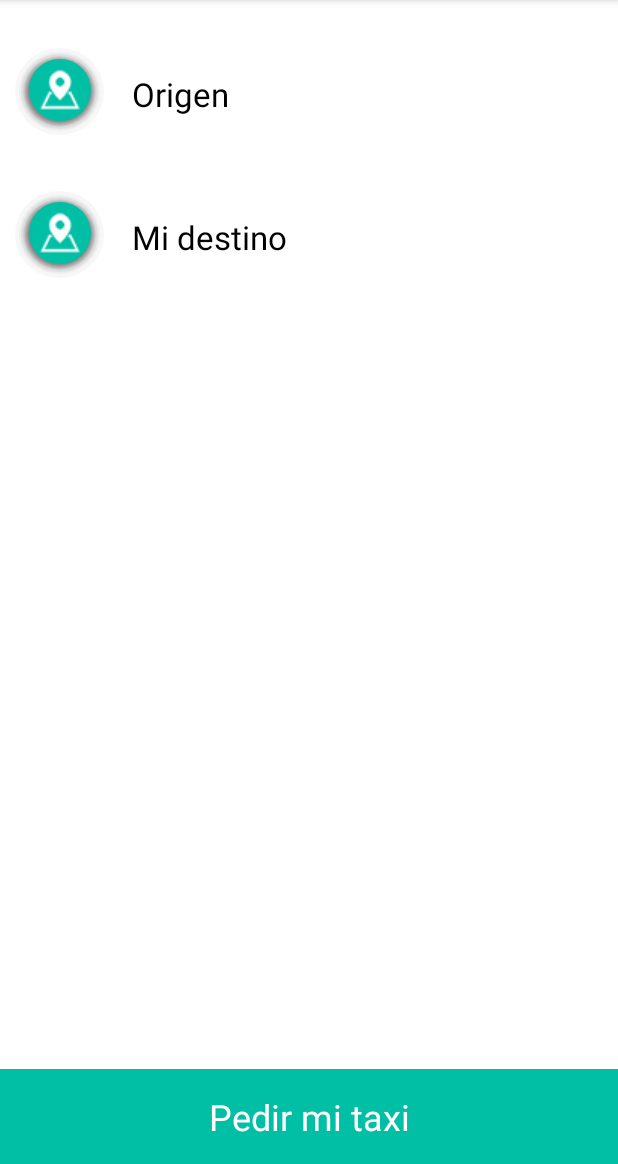
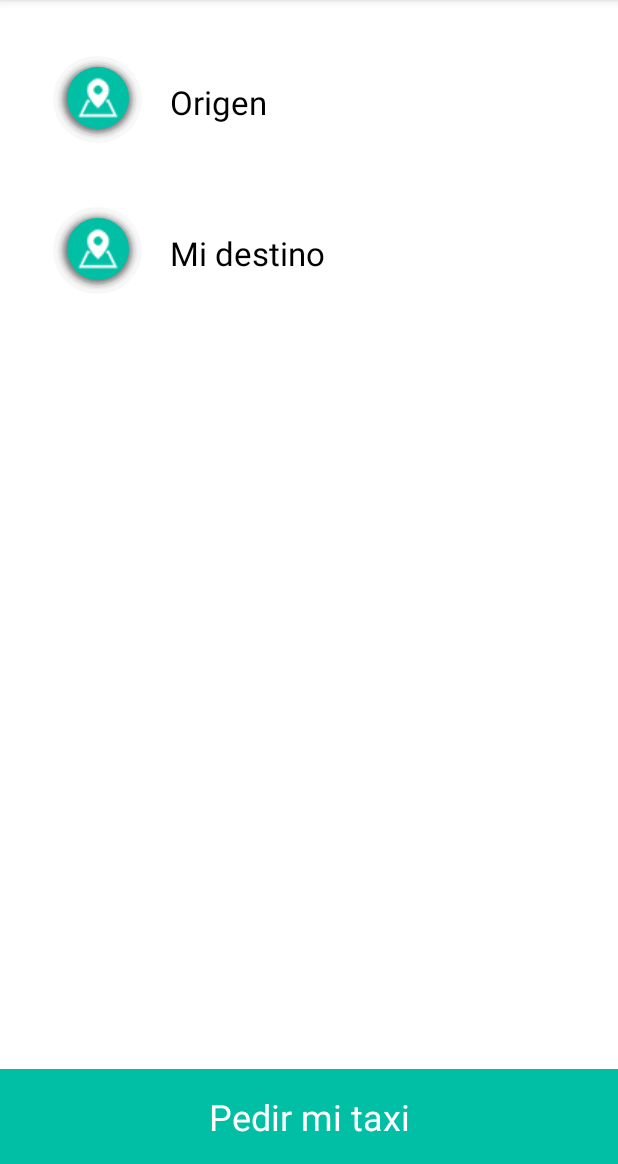
Before and after one commit to breakingRisk/TaxiSeguro, an Android app: the pedirTaxi screen opened directly, with no data from a screen before it, on a phone screen of 412 x 824 dp, the part 72-1236 px from its top. Run offline under Robolectric (Android 15) with nearby library versions, the phone set to English and light mode, and no system bars.

Commit message:
Se realizaron ajustes en vistas de pedirTaxi.xml, e inputText en activity_login.xml

```diff
--- a/TaxiSeguro/app/src/main/AndroidManifest.xml
+++ b/TaxiSeguro/app/src/main/AndroidManifest.xml
@@ -3,6 +3,7 @@
     package="com.example.magdiel.taxiseguro" >
 
     <uses-permission android:name="android.permission.INTERNET" />
+    <uses-permission android:name="android.permission.VIBRATE" />
     <uses-permission android:name="android.permission.SYSTEM_ALERT_WINDOW" />
 
     <application
@@ -10,7 +11,8 @@
         android:icon="@drawable/taxi_launcher"
         android:label="@string/app_name"
         android:supportsRtl="true"
-        android:theme="@style/AppTheme" >
+        android:theme="@style/AppTheme"
+        android:screenOrientation="portrait" >
         <activity android:name=".MainActivity" >
             <intent-filter>
                 <action android:name="android.intent.action.MAIN" />
--- a/TaxiSeguro/app/src/main/java/com/example/magdiel/taxiseguro/pedirTaxi.java
+++ b/TaxiSeguro/app/src/main/java/com/example/magdiel/taxiseguro/pedirTaxi.java
@@ -23,6 +23,8 @@ public class pedirTaxi extends ActionBarActivity implements View.OnClickListener
     private ImageButton b2;
     private ImageButton pop;
     private ImageButton pop1;
+    private Button origenboton;
+    private Button destinoboton;
     private TextView registro;
     private EditText calleOr;
     private EditText colOr;
@@ -31,6 +33,8 @@ public class pedirTaxi extends ActionBarActivity implements View.OnClickListener
     private EditText colDes;
     private EditText cpDes;
     private Resources resources;
+    private TextView origenTable;
+    private TextView destinoTable;
 
 
     @Override
@@ -44,8 +48,14 @@ public class pedirTaxi extends ActionBarActivity implements View.OnClickListener
         pop = (ImageButton)findViewById(R.id.locatePop);
         pop1 = (ImageButton)findViewById(R.id.DestinoPop);
         registro = (TextView)findViewById(R.id.ubicarme);
+        origenTable = (TextView)findViewById(R.id.origentexto);
+        destinoTable = (TextView)findViewById(R.id.destinotexto);
+        origenboton = (Button)findViewById(R.id.botonOrigen);
+        destinoboton = (Button)findViewById(R.id.botonDestino);
         pop.setOnClickListener(this);
         pop1.setOnClickListener(this);
+        origenTable.setOnClickListener(this);
+        destinoTable.setOnClickListener(this);
         registro.setOnClickListener(this);
         Button verifOrigen = (Button)findViewById(R.id.botonOrigen);
         verifOrigen.setOnClickListener(this);
@@ -78,8 +88,7 @@ public class pedirTaxi extends ActionBarActivity implements View.OnClickListener
 
             case R.id.c_session:  //Cerramos sesión
                 Toast.makeText(this, "Cerrando tu sesión...", Toast.LENGTH_SHORT).show();
-                optionToolbar = new Intent(this, MainActivity.class);
-                startActivity(optionToolbar);
+                finish();
                 return true;
 
             default:
@@ -255,18 +264,38 @@ public class pedirTaxi extends ActionBarActivity implements View.OnClickListener
                 }
                 break;
             case R.id.botonOrigen:
-                if (validateFieldsOr()) {
-                    Toast.makeText(this, resources.getString(R.string.validadoOrigen), Toast.LENGTH_LONG).show();
+                if(mostrarOr.getVisibility()== View.VISIBLE ){
+                    mostrarOr.setVisibility(View.GONE);
+                } else {
+                    mostrarOr.setVisibility(View.VISIBLE);
                 }
                 break;
             case R.id.botonDestino:
-                if (validateFieldsDes()) {
-                    Toast.makeText(this, resources.getString(R.string.validadoDestino), Toast.LENGTH_LONG).show();
+                if(mostrarDes.getVisibility()== View.VISIBLE ){
+                    mostrarDes.setVisibility(View.GONE);
+                } else {
+                    mostrarDes.setVisibility(View.VISIBLE);
                 }
                 break;
             case R.id.ubicarme:
                 Toast.makeText(this, "Por el momento no está implementado, espere una actualización", Toast.LENGTH_SHORT).show();
                 break;
+            case R.id.origentexto:
+                if(mostrarOr.getVisibility()== View.VISIBLE ){
+                    mostrarOr.setVisibility(View.GONE);
+                } else {
+                    mostrarOr.setVisibility(View.VISIBLE);
+                }
+                break;
+            case R.id.destinotexto:
+                if(mostrarDes.getVisibility()== View.VISIBLE ){
+                    mostrarDes.setVisibility(View.GONE);
+                } else {
+                    mostrarDes.setVisibility(View.VISIBLE);
+                }
+                break;
+
+
 
         }
     }
--- a/TaxiSeguro/app/src/main/res/layout/pedir_taxi.xml
+++ b/TaxiSeguro/app/src/main/res/layout/pedir_taxi.xml
@@ -45,10 +45,22 @@
             <TableLayout
                 xmlns:android="http://schemas.android.com/apk/res/android"
                 android:layout_width="fill_parent"
-                android:layout_height="wrap_content" >
+                android:layout_height="wrap_content"
+                android:paddingBottom="0dp"
+                android:paddingLeft="15dp"
+                android:paddingTop="15dp"
+                android:paddingRight="15dp">
 
                 <TableRow
-                    android:layout_marginTop="30dp">
+                    android:layout_marginBottom="0dp"
+                    android:layout_marginTop="10dp"
+                    android:layout_marginLeft="10dp"
+                    android:layout_marginRight="10dp"
+                    android:paddingBottom="0dp"
+                    android:paddingTop="10dp"
+                    android:paddingLeft="10dp"
+                    android:paddingRight="10dp"
+                    android:id="@+id/origenTable">
                     <ImageButton
                         android:id="@+id/locatePop"
                         android:layout_width="@dimen/fab_button_diameter"
@@ -56,13 +68,12 @@
                         android:background="@drawable/fab_shape"
                         android:src="@drawable/map_icon"
                         android:tint="@android:color/white"
-                        android:layout_marginTop="0dp"
-                        android:layout_marginLeft="10dp"
                         android:layout_alignParentTop="true"
                         android:layout_alignLeft="@+id/taxi"
                         android:layout_alignStart="@+id/taxi" />
 
                     <TextView
+                        android:id="@+id/origentexto"
                         android:layout_width="wrap_content"
                         android:layout_height="wrap_content"
                         android:text="@string/dirOr"
@@ -122,7 +133,7 @@
                     android:text="Listo"
                     android:layout_marginLeft="10dp"
                     android:layout_marginRight="10dp"
-                    android:background="@drawable/borde1"
+                    android:background="#e3e3e3"
                     android:textColor="@color/negro"
                     android:padding="12dp"
                     android:textSize="22sp"/>
@@ -132,10 +143,22 @@
             <TableLayout
                 xmlns:android="http://schemas.android.com/apk/res/android"
                 android:layout_width="fill_parent"
-                android:layout_height="wrap_content" >
+                android:layout_height="wrap_content"
+                android:paddingBottom="0dp"
+                android:paddingLeft="15dp"
+                android:paddingTop="15dp"
+                android:paddingRight="15dp">
 
                 <TableRow
-                    android:layout_marginTop="30dp">
+                    android:layout_marginBottom="0dp"
+                    android:layout_marginTop="10dp"
+                    android:layout_marginLeft="10dp"
+                    android:layout_marginRight="10dp"
+                    android:paddingBottom="0dp"
+                    android:paddingTop="10dp"
+                    android:paddingLeft="10dp"
+                    android:paddingRight="10dp"
+                    android:id="@+id/destinoTable">
                     <ImageButton
                         android:id="@+id/DestinoPop"
                         android:layout_width="@dimen/fab_button_diameter"
@@ -143,13 +166,12 @@
                         android:background="@drawable/fab_shape"
                         android:src="@drawable/map_icon"
                         android:tint="@android:color/white"
-                        android:layout_marginTop="0dp"
-                        android:layout_marginLeft="10dp"
                         android:layout_alignParentTop="true"
                         android:layout_alignLeft="@+id/taxi"
                         android:layout_alignStart="@+id/taxi" />
 
                     <TextView
+                        android:id="@+id/destinotexto"
                         android:layout_width="wrap_content"
                         android:layout_height="wrap_content"
                         android:text="@string/dirDes"
@@ -199,7 +221,7 @@
                     android:text="Listo"
                     android:layout_marginLeft="10dp"
                     android:layout_marginRight="10dp"
-                    android:background="@drawable/borde1"
+                    android:background="#e3e3e3"
                     android:textColor="@color/negro"
                     android:padding="12dp"
                     android:textSize="22sp"
--- a/TaxiSeguro/app/src/main/res/values/styles.xml
+++ b/TaxiSeguro/app/src/main/res/values/styles.xml
@@ -1,4 +1,4 @@
-<resources>
+<resources xmlns:android="http://schemas.android.com/apk/res/android" xmlns:app="http://schemas.android.com/apk/res-auto">
 
     <!-- Base application theme. -->
     <style name="AppTheme" parent="Theme.AppCompat.Light.NoActionBar">
@@ -16,4 +16,6 @@
     <style name="textFiels">
     </style>
 
+
+
 </resources>
```
Also changed, not shown: TaxiSeguro/app/src/main/java/com/example/magdiel/taxiseguro/Login.java (+8 -6 lines), TaxiSeguro/app/src/main/res/layout/activity_login.xml (+47 -17 lines).
